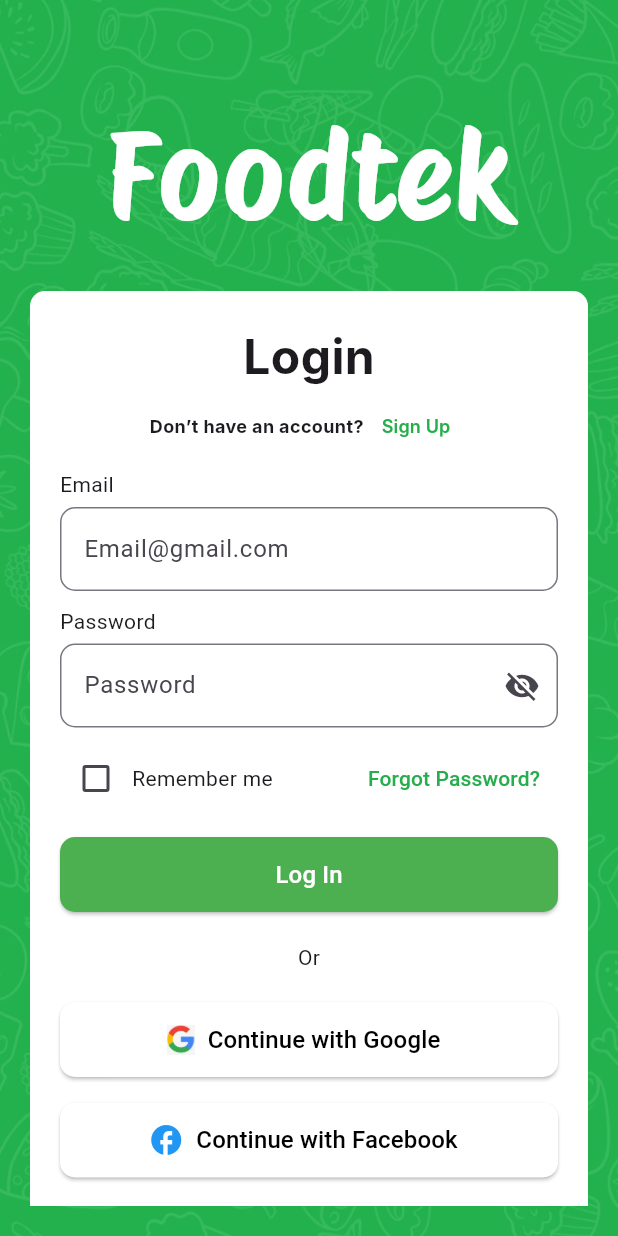
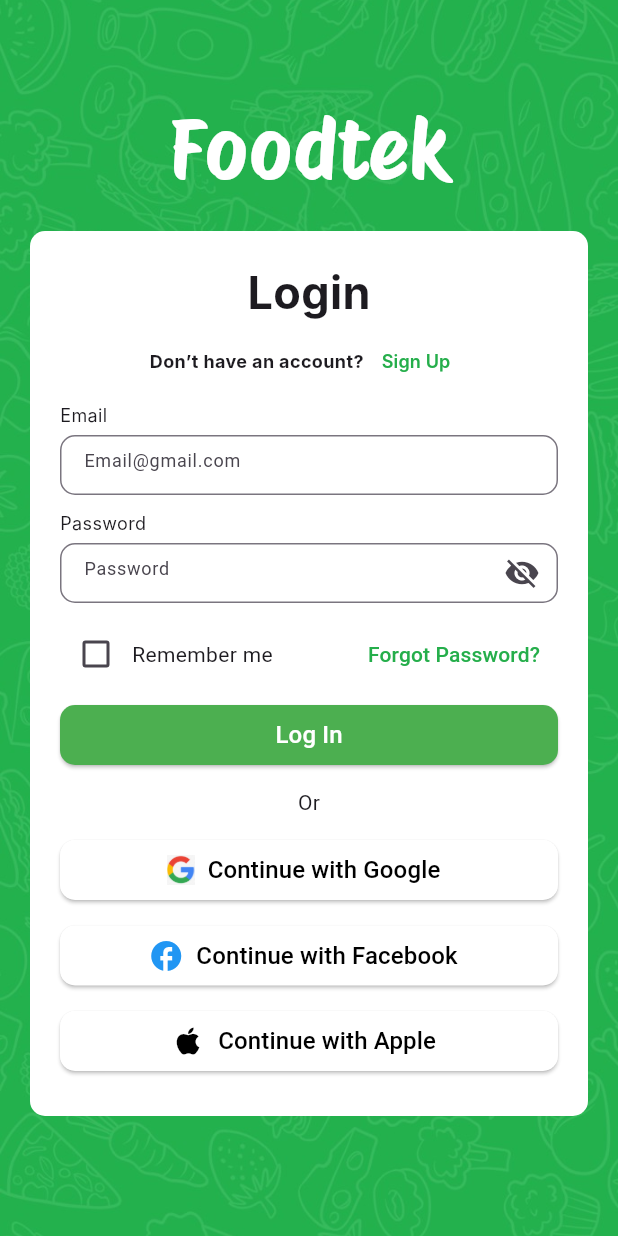
Before and after one commit to Rand-Almasri/foodtek_app, a Flutter app: the screen it shows after launch, on a phone screen of 412 x 824 dp. Run offline on Flutter 3.47's test engine with Material 3 defaults, Android fonts, the phone set to English and light mode, and no system bars; our stand-ins replace shared_preferences; Roboto replaces fonts that are missing (Inter).

Commit message:
edit design of custom textfield and custom button size

```diff
--- a/lib/core/widgets/CustomButton.dart
+++ b/lib/core/widgets/CustomButton.dart
@@ -30,7 +30,7 @@
   Widget build(BuildContext context) {
     return SizedBox(
       width: double.infinity,
-      height: 50,
+      height: 40,
       child: ElevatedButton.icon(
         style: ElevatedButton.styleFrom(
           backgroundColor: color ?? Colors.green,
--- a/lib/core/widgets/CustomTextField.dart
+++ b/lib/core/widgets/CustomTextField.dart
@@ -44,7 +44,10 @@
 
   @override
   Widget build(BuildContext context) {
-    return TextFormField(
+    return SizedBox(
+      height: 40
+    ,child:TextFormField(
+      style: TextStyle(fontSize: 12, color: Colors.grey),
       controller: widget.controller,
       obscureText: _obscureText,
       keyboardType: widget.keyboardType,
@@ -70,6 +73,6 @@
         )
             : widget.suffixIcon,
       ),
-    );
+    ) ,);
   }
 }
--- a/lib/view/screens/auth_screens/login_screen.dart
+++ b/lib/view/screens/auth_screens/login_screen.dart
@@ -90,13 +90,13 @@
                       const Text(
                         "Foodtek",
                         style: TextStyle(
-                          fontSize: 80,
+                          fontSize: 55,
                           fontWeight: FontWeight.w400,
                           fontFamily: 'Protest Riot',
                           color: Colors.white,
                         ),
                       ),
-                      const SizedBox(height: 20),
+                      const SizedBox(height: 15),
                       Container(
                         padding: const EdgeInsets.all(20),
                         decoration: BoxDecoration(
@@ -109,7 +109,7 @@
                               "Login",
                               style: TextStyle(
                                 fontFamily: 'Inter',
-                                fontSize: 32,
+                                fontSize: 30,
                                 fontWeight: FontWeight.w700,
                               ),
                             ),
@@ -136,15 +136,25 @@
                                 ),
                               ],
                             ),
-                            const SizedBox(height: 5),
-                            Row(mainAxisAlignment: MainAxisAlignment.start, children: [Text("Email")]),
+                            const SizedBox(height: 3),
+                            Row(mainAxisAlignment: MainAxisAlignment.start, children: [Text("Email",
+                                style: TextStyle(
+                              fontFamily: 'Inter',
+                              fontSize: 12,
+                              fontWeight: FontWeight.w400,
+                            ))]),
                             const SizedBox(height: 5),
                             CustomTextField(
                               controller: emailController,
                               hintText: "Email@gmail.com",
                             ),
                             const SizedBox(height: 10),
-                            Row(mainAxisAlignment: MainAxisAlignment.start, children: [Text("Password")]),
+                            Row(mainAxisAlignment: MainAxisAlignment.start, children: [Text("Password",
+                                style: TextStyle(
+                                  fontFamily: 'Inter',
+                                  fontSize: 12,
+                                  fontWeight: FontWeight.w400,
+                                ))]),
                             const SizedBox(height: 5),
                             CustomTextField(
                               controller: passwordController,
@@ -190,7 +200,7 @@
                                         ))),
                               ],
                             ),
-                            const SizedBox(height: 15),
+                            const SizedBox(height: 10),
                             CustomButton(
                               text: "Log In",
                               onPressed: () {
@@ -203,9 +213,9 @@
                                 );
                               },
                             ),
-                            const SizedBox(height: 20),
+                            const SizedBox(height: 15),
                             const Text("Or"),
-                            const SizedBox(height: 20),
+                            const SizedBox(height: 15),
                             CustomButton(
                               text: "Continue with Google",
                               onPressed: () {},
@@ -236,7 +246,7 @@
                               icon: Icons.apple,
                               iconSize: 24,
                             ),
-                            const SizedBox(height: 20),
+                            const SizedBox(height: 10),
                           ],
                         ),
                       ),
```
